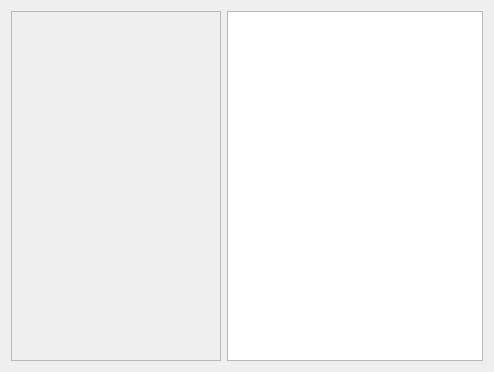
First picture: the form in CGStepByStepConvexHull/mainwindow.ui, repository kateabr/CG_Lab5, before the edit.
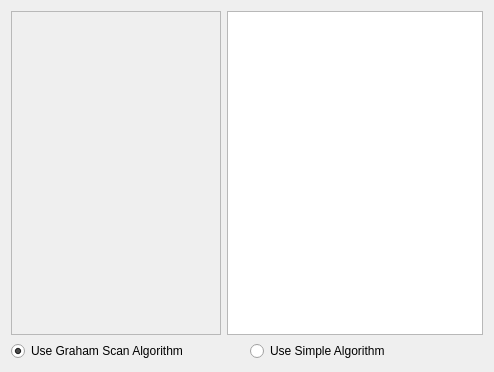
Second picture: the form after the edit. Custom widgets are drawn as their Qt base class.

The edit to the form file:
```diff
--- a/CGStepByStepConvexHull/mainwindow.ui
+++ b/CGStepByStepConvexHull/mainwindow.ui
@@ -31,6 +31,27 @@
      </item>
     </layout>
    </item>
+   <item row="2" column="0">
+    <layout class="QHBoxLayout" name="horizontalLayout">
+     <item>
+      <widget class="QRadioButton" name="grahamScan">
+       <property name="text">
+        <string>Use Graham Scan Algorithm</string>
+       </property>
+       <property name="checked">
+        <bool>true</bool>
+       </property>
+      </widget>
+     </item>
+     <item>
+      <widget class="QRadioButton" name="simple">
+       <property name="text">
+        <string>Use Simple Algorithm</string>
+       </property>
+      </widget>
+     </item>
+    </layout>
+   </item>
   </layout>
  </widget>
  <layoutdefault spacing="6" margin="11"/>
```
